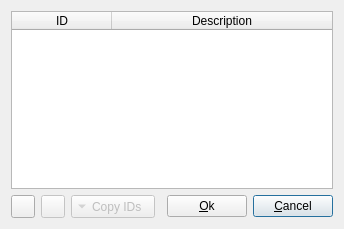
The window that customidsetup.ui (qmc2/qmc2-mame-fe) describes before a commit, drawn with Qt 5.
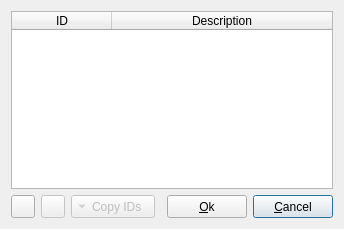
The same window after the commit. Icons and pictures are not drawn.

Diff of the .ui file:
```diff
--- a/customidsetup.ui
+++ b/customidsetup.ui
@@ -77,7 +77,7 @@
    <item row="1" column="5">
     <widget class="QPushButton" name="pushButtonCancel">
      <property name="sizePolicy">
-      <sizepolicy hsizetype="Fixed" vsizetype="Fixed">
+      <sizepolicy hsizetype="Fixed" vsizetype="Minimum">
        <horstretch>0</horstretch>
        <verstretch>0</verstretch>
       </sizepolicy>
@@ -128,7 +128,7 @@
    <item row="1" column="4">
     <widget class="QPushButton" name="pushButtonOk">
      <property name="sizePolicy">
-      <sizepolicy hsizetype="Fixed" vsizetype="Fixed">
+      <sizepolicy hsizetype="Fixed" vsizetype="Minimum">
        <horstretch>0</horstretch>
        <verstretch>0</verstretch>
       </sizepolicy>
```
Left out of the diff: 18 changed lines with no effect on the pictures.
